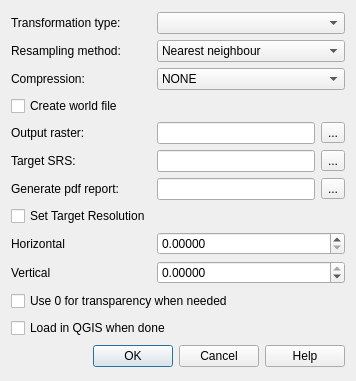
Old version of the form qgis/src/plugins/georeferencer/qgstransformsettingsdialogbase.ui in the repository sourcepole/qgis.
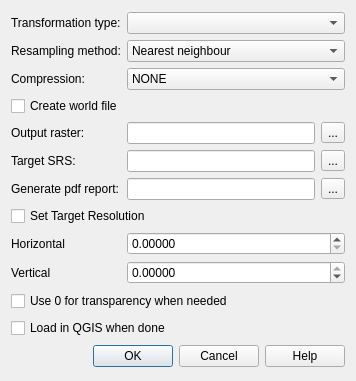
New version of the form. Custom widgets are drawn as their Qt base class.

Commit message: fix german translation

Patch:
```diff
--- a/qgis/src/plugins/georeferencer/qgstransformsettingsdialogbase.ui
+++ b/qgis/src/plugins/georeferencer/qgstransformsettingsdialogbase.ui
@@ -178,7 +178,7 @@
        </item>
       </layout>
      </item>
-     <item row="7" column="0">
+     <item row="7" column="0" colspan="2">
       <widget class="QCheckBox" name="cbxUserResolution">
        <property name="text">
         <string>Set Target Resolution</string>
@@ -234,7 +234,7 @@
        </property>
       </widget>
      </item>
-     <item row="3" column="0">
+     <item row="3" column="0" colspan="2">
       <widget class="QCheckBox" name="mWorldFileCheckBox">
        <property name="text">
         <string>Create world file</string>
```
The commit also changes 2 other files.
